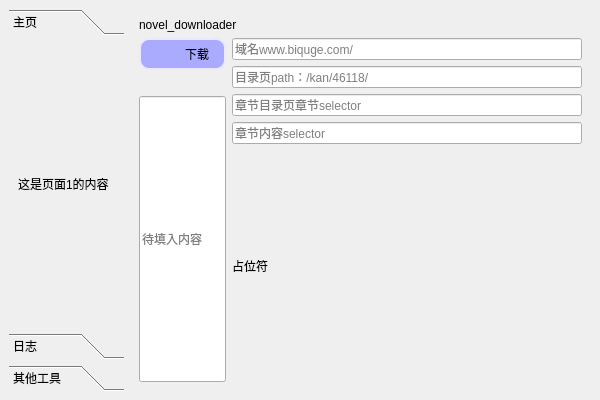
First picture: the form in QT/main_window/windows1.ui, repository zhaowendao2005/novel-downloader-plus, before the edit.
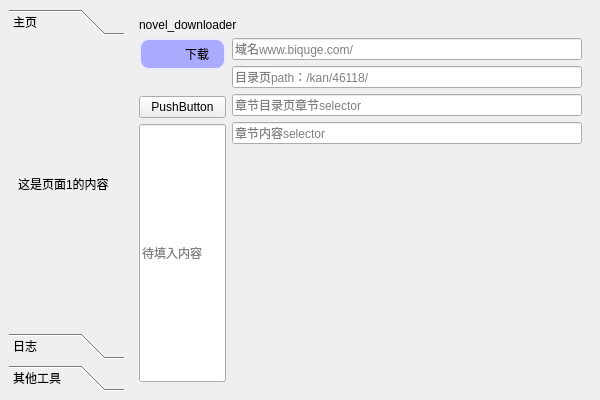
Second picture: the form after the edit. Custom widgets are drawn as their Qt base class.

Commit message: label——2修正成功

```diff
--- a/QT/main_window/windows1.ui
+++ b/QT/main_window/windows1.ui
@@ -141,6 +141,13 @@
               </property>
              </spacer>
             </item>
+            <item>
+             <widget class="PushButton" name="pushButton222">
+              <property name="text">
+               <string>PushButton</string>
+              </property>
+             </widget>
+            </item>
             <item>
              <widget class="QLineEdit" name="lineEdit_5">
               <property name="sizePolicy">
@@ -213,7 +220,13 @@
               <item row="4" column="0">
                <widget class="QLabel" name="label_2">
                 <property name="text">
-                 <string>占位符</string>
+                 <string/>
+                </property>
+                <property name="scaledContents">
+                 <bool>true</bool>
+                </property>
+                <property name="alignment">
+                 <set>Qt::AlignCenter</set>
                 </property>
                </widget>
               </item>
@@ -277,6 +290,11 @@
    <extends>QPushButton</extends>
    <header>qfluentwidgets</header>
   </customwidget>
+  <customwidget>
+   <class>AcrylicLabel</class>
+   <extends>QLabel</extends>
+   <header>qfluentwidgets.components.widgets.acrylic_label</header>
+  </customwidget>
  </customwidgets>
  <resources/>
  <connections>
```
Left out of the diff: 22 changed lines with no effect on the pictures. The commit also changes 6 other files.
